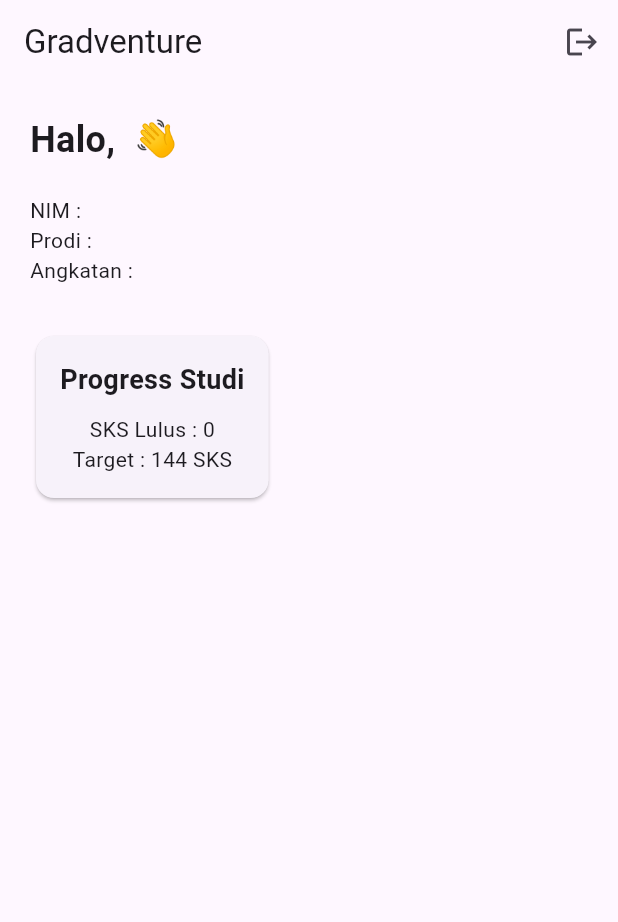
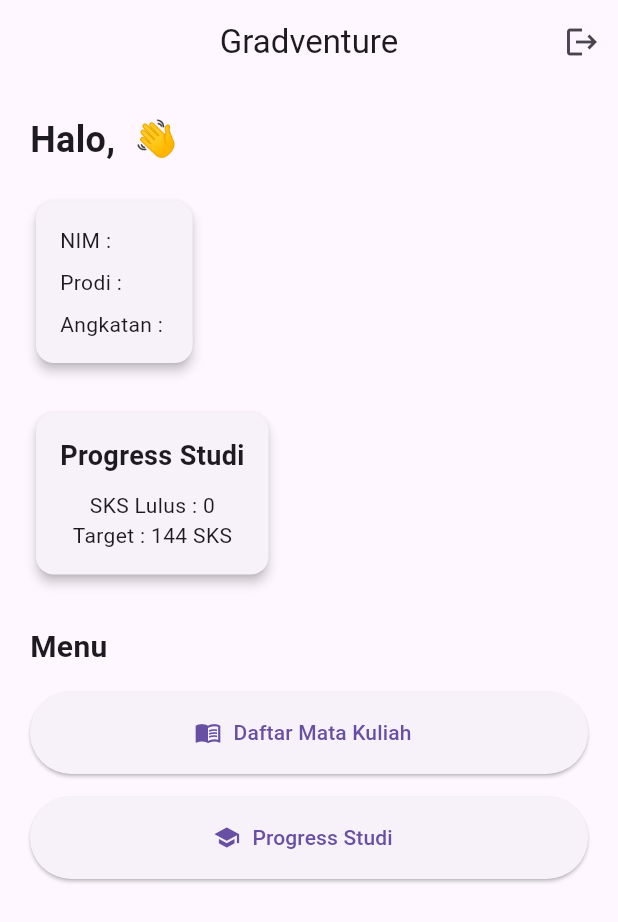
Before and after one commit to Rajasaa88/Gradventure-Android, a Flutter app: the DashboardPage screen opened directly, on a phone screen of 412 x 824 dp. Shown: the top 922 px of the screen. Run offline on Flutter 3.47's test engine with Material 3 defaults, Android fonts, the light colour scheme and no system bars; our stand-ins replace cloud_firestore, firebase_auth, firebase_core; accounts and stored records are empty.

```diff
--- a/lib/features/dashboard/pages/dashboard_page.dart
+++ b/lib/features/dashboard/pages/dashboard_page.dart
@@ -3,19 +3,18 @@ import 'package:firebase_auth/firebase_auth.dart';
 import 'package:cloud_firestore/cloud_firestore.dart';
 
 import '../../auth/pages/login_page.dart';
+import '../../courses/pages/course_page.dart';
 
 class DashboardPage extends StatelessWidget {
   const DashboardPage({super.key});
 
   Future<Map<String, dynamic>?> getUserData() async {
-    String uid =
-        FirebaseAuth.instance.currentUser!.uid;
+    String uid = FirebaseAuth.instance.currentUser!.uid;
 
-    DocumentSnapshot doc =
-        await FirebaseFirestore.instance
-            .collection('users')
-            .doc(uid)
-            .get();
+    DocumentSnapshot doc = await FirebaseFirestore.instance
+        .collection('users')
+        .doc(uid)
+        .get();
 
     return doc.data() as Map<String, dynamic>?;
   }
@@ -25,6 +24,7 @@ class DashboardPage extends StatelessWidget {
     return Scaffold(
       appBar: AppBar(
         title: const Text("Gradventure"),
+        centerTitle: true,
         actions: [
           IconButton(
             icon: const Icon(Icons.logout),
@@ -39,28 +39,33 @@ class DashboardPage extends StatelessWidget {
                 (route) => false,
               );
             },
-          )
+          ),
         ],
       ),
-      body: FutureBuilder(
+      body: FutureBuilder<Map<String, dynamic>?>(
         future: getUserData(),
         builder: (context, snapshot) {
-
-          if (!snapshot.hasData) {
+          if (snapshot.connectionState ==
+              ConnectionState.waiting) {
             return const Center(
               child: CircularProgressIndicator(),
             );
           }
 
+          if (!snapshot.hasData) {
+            return const Center(
+              child: Text("Data user tidak ditemukan"),
+            );
+          }
+
           final user = snapshot.data!;
 
-          return Padding(
+          return SingleChildScrollView(
             padding: const EdgeInsets.all(20),
             child: Column(
               crossAxisAlignment:
                   CrossAxisAlignment.start,
               children: [
-
                 Text(
                   "Halo, ${user['nama']} 👋",
                   style: const TextStyle(
@@ -71,17 +76,34 @@ class DashboardPage extends StatelessWidget {
 
                 const SizedBox(height: 20),
 
-                Text("NIM : ${user['nim']}"),
-
-                Text("Prodi : ${user['prodi']}"),
-
-                Text(
-                  "Angkatan : ${user['angkatan']}",
+                Card(
+                  elevation: 3,
+                  child: Padding(
+                    padding: const EdgeInsets.all(16),
+                    child: Column(
+                      crossAxisAlignment:
+                          CrossAxisAlignment.start,
+                      children: [
+                        Text(
+                          "NIM : ${user['nim']}",
+                        ),
+                        const SizedBox(height: 8),
+                        Text(
+                          "Prodi : ${user['prodi']}",
+                        ),
+                        const SizedBox(height: 8),
+                        Text(
+                          "Angkatan : ${user['angkatan']}",
+                        ),
+                      ],
+                    ),
+                  ),
                 ),
 
-                const SizedBox(height: 30),
+                const SizedBox(height: 25),
 
                 const Card(
+                  elevation: 3,
                   child: Padding(
                     padding: EdgeInsets.all(16),
                     child: Column(
@@ -105,6 +127,64 @@ class DashboardPage extends StatelessWidget {
                     ),
                   ),
                 ),
+
+                const SizedBox(height: 30),
+
+                const Text(
+                  "Menu",
+                  style: TextStyle(
+                    fontSize: 20,
+                    fontWeight: FontWeight.bold,
+                  ),
+                ),
+
+                const SizedBox(height: 15),
+
+                SizedBox(
+                  width: double.infinity,
+                  height: 55,
+                  child: ElevatedButton.icon(
+                    icon: const Icon(Icons.menu_book),
+                    label: const Text(
+                      "Daftar Mata Kuliah",
+                    ),
+                    onPressed: () {
+                      Navigator.push(
+                        context,
+                        MaterialPageRoute(
+                          builder: (_) =>
+                              const CoursePage(),
+                        ),
+                      );
+                    },
+                  ),
+                ),
+
+                const SizedBox(height: 15),
+
+                SizedBox(
+                  width: double.infinity,
+                  height: 55,
+                  child: ElevatedButton.icon(
+                    icon: const Icon(
+                      Icons.school,
+                    ),
+                    label: const Text(
+                      "Progress Studi",
+                    ),
+                    onPressed: () {
+                      ScaffoldMessenger.of(
+                        context,
+                      ).showSnackBar(
+                        const SnackBar(
+                          content: Text(
+                            "Fitur akan dibuat pada Sprint berikutnya",
+                          ),
+                        ),
+                      );
+                    },
+                  ),
+                ),
               ],
             ),
           );
```
Also changed, not shown: lib/features/courses/pages/course_page.dart (added, +74 -0 lines), lib/features/courses/services/course_service.dart (added, +13 -0 lines), lib/models/course_model.dart (+26 -0 lines).
